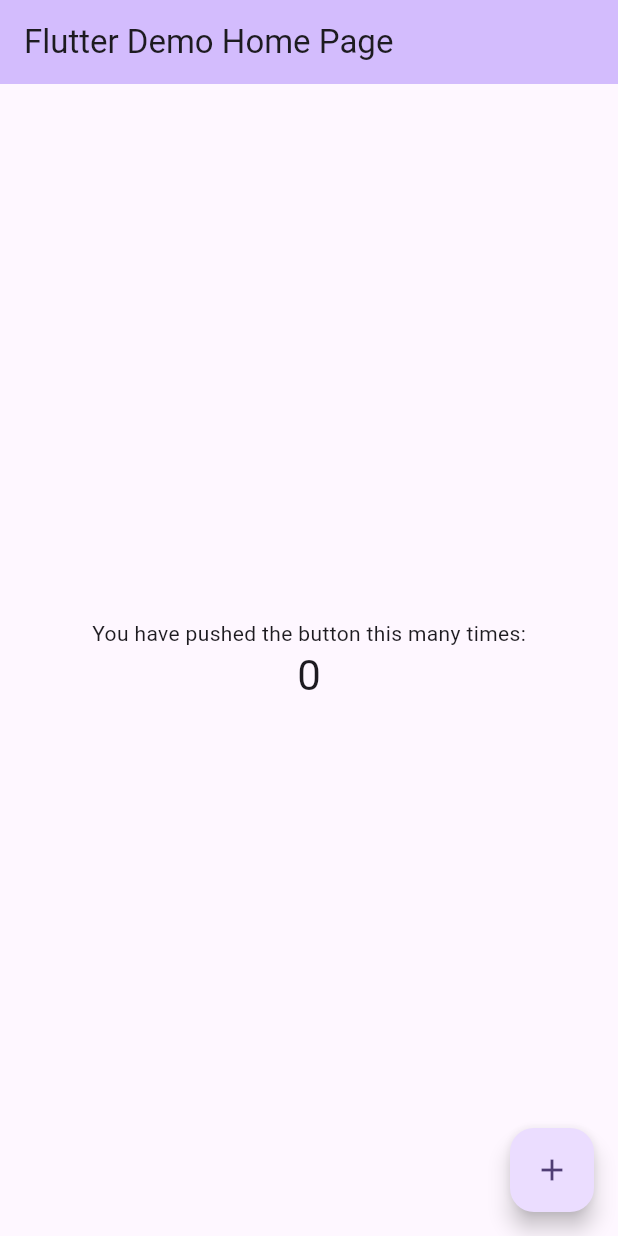
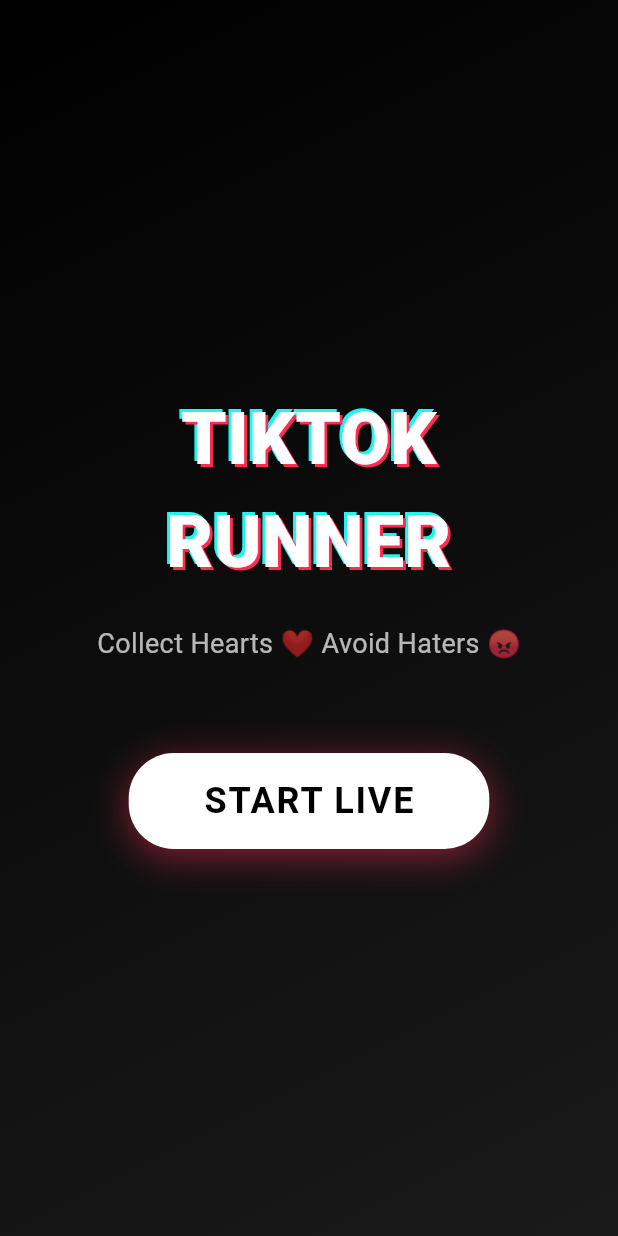
Before and after one commit to could-ai/019add95-6efb-7e46-a6eb-985456eb5758, a Flutter app: the screen it shows after launch, on a phone screen of 412 x 824 dp. Run offline on Flutter 3.47's test engine with Material 3 defaults, Android fonts, the phone set to English and light mode, and no system bars; Roboto replaces fonts that are missing (Proxima Nova).

Commit message:
Setup main application entry point with TikTok-themed colors (Black, Pink, Cyan) and routing configuration.; Create a stylish Menu Screen with TikTok branding colors and a 'Start Live' button to launch the game.; Implement the core game logic including the game loop (Ticker), item spawning, collision detection, score tracking, and player movement using gesture detection.

```diff
--- a/usr/lib/main.dart
+++ b/usr/lib/main.dart
@@ -1,123 +1,35 @@
 import 'package:flutter/material.dart';
+import 'package:couldai_user_app/screens/menu_screen.dart';
+import 'package:couldai_user_app/game/game_screen.dart';
 
 void main() {
-  runApp(const MyApp());
+  runApp(const TikTokGameApp());
 }
 
-class MyApp extends StatelessWidget {
-  const MyApp({super.key});
+class TikTokGameApp extends StatelessWidget {
+  const TikTokGameApp({super.key});
 
-  // This widget is the root of your application.
   @override
   Widget build(BuildContext context) {
     return MaterialApp(
-      title: 'Flutter Demo',
+      title: 'TikTok Interactive Game',
       debugShowCheckedModeBanner: false,
       theme: ThemeData(
-        // This is the theme of your application.
-        //
-        // TRY THIS: Try running your application with "flutter run". You'll see
-        // the application has a purple toolbar. Then, without quitting the app,
-        // try changing the seedColor in the colorScheme below to Colors.green
-        // and then invoke "hot reload" (save your changes or press the "hot
-        // reload" button in a Flutter-supported IDE, or press "r" if you used
-        // the command line to start the app).
-        //
-        // Notice that the counter didn't reset back to zero; the application
-        // state is not lost during the reload. To reset the state, use hot
-        // restart instead.
-        //
-        // This works for code too, not just values: Most code changes can be
-        // tested with just a hot reload.
-        colorScheme: ColorScheme.fromSeed(seedColor: Colors.deepPurple),
+        brightness: Brightness.dark,
+        scaffoldBackgroundColor: Colors.black,
+        colorScheme: const ColorScheme.dark(
+          primary: Color(0xFFFE2C55), // TikTok Red/Pink
+          secondary: Color(0xFF25F4EE), // TikTok Cyan
+          surface: Colors.black,
+        ),
+        useMaterial3: true,
+        fontFamily: 'Proxima Nova', // Fallback font usually
       ),
       initialRoute: '/',
       routes: {
-        '/': (context) => const MyHomePage(title: 'Flutter Demo Home Page'),
+        '/': (context) => const MenuScreen(),
+        '/game': (context) => const GameScreen(),
       },
     );
   }
 }
-
-class MyHomePage extends StatefulWidget {
-  const MyHomePage({super.key, required this.title});
-
-  // This widget is the home page of your application. It is stateful, meaning
-  // that it has a State object (defined below) that contains fields that affect
-  // how it looks.
-
-  // This class is the configuration for the state. It holds the values (in this
-  // case the title) provided by the parent (in this case the App widget) and
-  // used by the build method of the State. Fields in a Widget subclass are
-  // always marked "final".
-
-  final String title;
-
-  @override
-  State<MyHomePage> createState() => _MyHomePageState();
-}
-
-class _MyHomePageState extends State<MyHomePage> {
-  int _counter = 0;
-
-  void _incrementCounter() {
-    setState(() {
-      // This call to setState tells the Flutter framework that something has
-      // changed in this State, which causes it to rerun the build method below
-      // so that the display can reflect the updated values. If we changed
-      // _counter without calling setState(), then the build method would not be
-      // called again, and so nothing would appear to happen.
-      _counter++;
-    });
-  }
-
-  @override
-  Widget build(BuildContext context) {
-    // This method is rerun every time setState is called, for instance as done
-    // by the _incrementCounter method above.
-    //
-    // The Flutter framework has been optimized to make rerunning build methods
-    // fast, so that you can just rebuild anything that needs updating rather
-    // than having to individually change instances of widgets.
-    return Scaffold(
-      appBar: AppBar(
-        // TRY THIS: Try changing the color here to a specific color (to
-        // Colors.amber, perhaps?) and trigger a hot reload to see the AppBar
-        // change color while the other colors stay the same.
-        backgroundColor: Theme.of(context).colorScheme.inversePrimary,
-        // Here we take the value from the MyHomePage object that was created by
-        // the App.build method, and use it to set our appbar title.
-        title: Text(widget.title),
-      ),
-      body: Center(
-        // Center is a layout widget. It takes a single child and positions it
-        // in the middle of the parent.
-        child: Column(
-          // Column is also a layout widget. It takes a list of children and
-          // arranges them vertically. By default, it sizes itself to fit its
-          // children horizontally, and tries to be as tall as its parent.
-          //
-          // Column has various properties to control how it sizes itself and
-          // how it positions its children. Here we use mainAxisAlignment to
-          // center the children vertically; the main axis here is the vertical
-          // axis because Columns are vertical (the cross axis would be
-          // horizontal).
-          //
-          // TRY THIS: Invoke "debug painting" (choose the "Toggle Debug Paint"
-          // action in the IDE, or press "p" in the console), to see the
-          // wireframe for each widget.
-          mainAxisAlignment: MainAxisAlignment.center,
-          children: <Widget>[
-            const Text('You have pushed the button this many times:'),
-            Text('$_counter', style: Theme.of(context).textTheme.headlineMedium),
-          ],
-        ),
-      ),
-      floatingActionButton: FloatingActionButton(
-        onPressed: _incrementCounter,
-        tooltip: 'Increment',
-        child: const Icon(Icons.add),
-      ), // This trailing comma makes auto-formatting nicer for build methods.
-    );
-  }
-}
--- /dev/null
+++ b/usr/lib/screens/menu_screen.dart
@@ -0,0 +1,107 @@
+import 'package:flutter/material.dart';
+
+class MenuScreen extends StatelessWidget {
+  const MenuScreen({super.key});
+
+  @override
+  Widget build(BuildContext context) {
+    return Scaffold(
+      body: Container(
+        decoration: const BoxDecoration(
+          gradient: LinearGradient(
+            begin: Alignment.topLeft,
+            end: Alignment.bottomRight,
+            colors: [
+              Colors.black,
+              Color(0xFF1A1A1A),
+            ],
+          ),
+        ),
+        child: Center(
+          child: Column(
+            mainAxisAlignment: MainAxisAlignment.center,
+            children: [
+              // Title with TikTok style glitch effect colors
+              Stack(
+                children: [
+                  Transform.translate(
+                    offset: const Offset(-2, -2),
+                    child: const Text(
+                      'TIKTOK\nRUNNER',
+                      textAlign: TextAlign.center,
+                      style: TextStyle(
+                        fontSize: 48,
+                        fontWeight: FontWeight.w900,
+                        color: Color(0xFF25F4EE), // Cyan
+                      ),
+                    ),
+                  ),
+                  Transform.translate(
+                    offset: const Offset(2, 2),
+                    child: const Text(
+                      'TIKTOK\nRUNNER',
+                      textAlign: TextAlign.center,
+                      style: TextStyle(
+                        fontSize: 48,
+                        fontWeight: FontWeight.w900,
+                        color: Color(0xFFFE2C55), // Red
+                      ),
+                    ),
+                  ),
+                  const Text(
+                    'TIKTOK\nRUNNER',
+                    textAlign: TextAlign.center,
+                    style: TextStyle(
+                      fontSize: 48,
+                      fontWeight: FontWeight.w900,
+                      color: Colors.white,
+                    ),
+                  ),
+                ],
+              ),
+              const SizedBox(height: 20),
+              const Text(
+                'Collect Hearts ❤️ Avoid Haters 😡',
+                style: TextStyle(
+                  color: Colors.white70,
+                  fontSize: 18,
+                ),
+              ),
+              const SizedBox(height: 60),
+
+              // Play Button
+              GestureDetector(
+                onTap: () {
+                  Navigator.pushNamed(context, '/game');
+                },
+                child: Container(
+                  padding: const EdgeInsets.symmetric(horizontal: 50, vertical: 15),
+                  decoration: BoxDecoration(
+                    color: Colors.white,
+                    borderRadius: BorderRadius.circular(30),
+                    boxShadow: [
+                      BoxShadow(
+                        color: const Color(0xFFFE2C55).withOpacity(0.5),
+                        blurRadius: 20,
+                        offset: const Offset(0, 5),
+                      )
+                    ],
+                  ),
+                  child: const Text(
+                    'START LIVE',
+                    style: TextStyle(
+                      color: Colors.black,
+                      fontSize: 24,
+                      fontWeight: FontWeight.bold,
+                      letterSpacing: 1.2,
+                    ),
+                  ),
+                ),
+              ),
+            ],
+          ),
+        ),
+      ),
+    );
+  }
+}
```
Also changed, not shown: usr/lib/game/game_screen.dart (added, +379 -0 lines).
